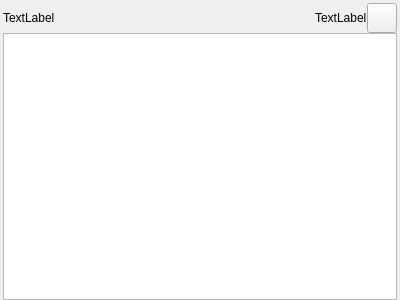
Qt form memoviewer.ui (JasonPhone/on-desk) before a commit.
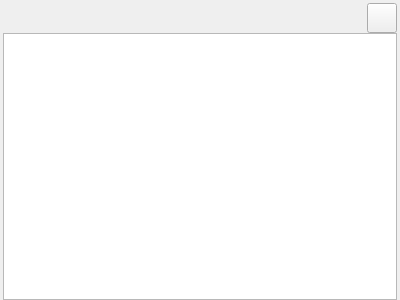
The same form after that commit. Icons and pictures are not drawn.

Diff of the .ui file:
```diff
--- a/memoviewer.ui
+++ b/memoviewer.ui
@@ -55,7 +55,7 @@
         </size>
        </property>
        <property name="text">
-        <string>TextLabel</string>
+        <string/>
        </property>
       </widget>
      </item>
@@ -80,7 +80,7 @@
         </size>
        </property>
        <property name="text">
-        <string>TextLabel</string>
+        <string/>
        </property>
       </widget>
      </item>
```
Left out of the diff: 17 changed lines with no effect on the pictures.
